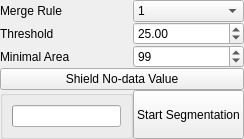
chenguanzhou/CDTStudio, file Plugins/Segmentation/MSTMethod/formmst.ui: the form before one commit.
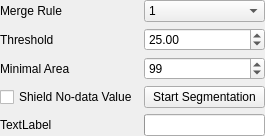
The form after the commit.

What changed in the file:
```diff
--- a/Plugins/Segmentation/MSTMethod/formmst.ui
+++ b/Plugins/Segmentation/MSTMethod/formmst.ui
@@ -6,8 +6,8 @@
    <rect>
     <x>0</x>
     <y>0</y>
-    <width>244</width>
-    <height>123</height>
+    <width>265</width>
+    <height>127</height>
    </rect>
   </property>
   <property name="windowTitle">
@@ -26,25 +26,6 @@
    <property name="bottomMargin">
     <number>0</number>
    </property>
-   <property name="spacing">
-    <number>0</number>
-   </property>
-   <item row="6" column="0">
-    <widget class="QGroupBox" name="groupBox">
-     <layout class="QVBoxLayout" name="verticalLayout">
-      <item>
-       <widget class="QProgressBar" name="progressBar"/>
-      </item>
-     </layout>
-    </widget>
-   </item>
-   <item row="2" column="0">
-    <widget class="QLabel" name="label_3">
-     <property name="text">
-      <string>Minimal Area</string>
-     </property>
-    </widget>
-   </item>
    <item row="2" column="1">
     <widget class="QSpinBox" name="spinBoxMinArea">
      <property name="maximum">
@@ -55,10 +36,10 @@
      </property>
     </widget>
    </item>
-   <item row="0" column="0">
-    <widget class="QLabel" name="label">
+   <item row="2" column="0">
+    <widget class="QLabel" name="label_3">
      <property name="text">
-      <string>Merge Rule</string>
+      <string>Minimal Area</string>
      </property>
     </widget>
    </item>
@@ -69,6 +50,20 @@
      </property>
     </widget>
    </item>
+   <item row="0" column="1">
+    <widget class="QComboBox" name="comboBoxMergeRule">
+     <item>
+      <property name="text">
+       <string>1</string>
+      </property>
+     </item>
+     <item>
+      <property name="text">
+       <string>2</string>
+      </property>
+     </item>
+    </widget>
+   </item>
    <item row="1" column="1">
     <widget class="QDoubleSpinBox" name="doubleSpinBoxThreshold">
      <property name="minimum">
@@ -82,21 +77,21 @@
      </property>
     </widget>
    </item>
-   <item row="0" column="1">
-    <widget class="QComboBox" name="comboBoxMergeRule">
-     <item>
-      <property name="text">
-       <string>1</string>
-      </property>
-     </item>
-     <item>
-      <property name="text">
-       <string>2</string>
-      </property>
-     </item>
+   <item row="0" column="0">
+    <widget class="QLabel" name="label">
+     <property name="text">
+      <string>Merge Rule</string>
+     </property>
     </widget>
    </item>
-   <item row="5" column="1" rowspan="2">
+   <item row="3" column="0">
+    <widget class="QCheckBox" name="checkBox">
+     <property name="text">
+      <string>Shield No-data Value</string>
+     </property>
+    </widget>
+   </item>
+   <item row="3" column="1">
     <widget class="QPushButton" name="pushButtonStart">
      <property name="sizePolicy">
       <sizepolicy hsizetype="Minimum" vsizetype="Preferred">
@@ -109,13 +104,13 @@
      </property>
     </widget>
    </item>
-   <item row="3" column="0" colspan="2">
-    <widget class="QPushButton" name="pushButtonShield">
+   <item row="4" column="1">
+    <widget class="QProgressBar" name="progressBar"/>
+   </item>
+   <item row="4" column="0">
+    <widget class="QLabel" name="labelProgress">
      <property name="text">
-      <string>Shield No-data Value</string>
-     </property>
-     <property name="checkable">
-      <bool>true</bool>
+      <string>TextLabel</string>
      </property>
     </widget>
    </item>
```
